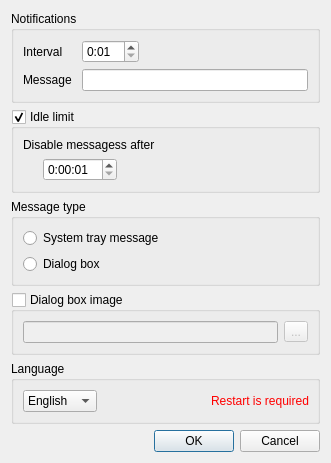
Before: the Qt Designer form restnotifier/settingsdialog.ui in swarmer/restnotifier, drawn with Qt 5.
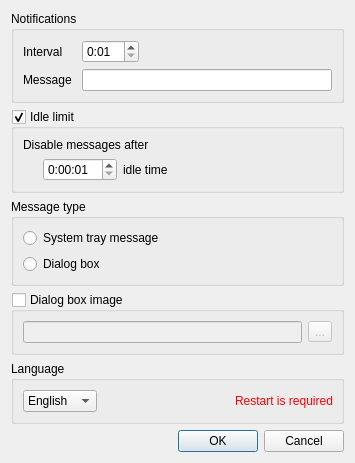
After: the same form once the commit is applied. Icons and pictures are not drawn.

What changed in the file:
```diff
--- a/restnotifier/settingsdialog.ui
+++ b/restnotifier/settingsdialog.ui
@@ -6,7 +6,7 @@
    <rect>
     <x>0</x>
     <y>0</y>
-    <width>331</width>
+    <width>355</width>
     <height>419</height>
    </rect>
   </property>
@@ -239,7 +239,7 @@
       <item row="0" column="0">
        <widget class="QLabel" name="label_3">
         <property name="text">
-         <string>Disable messagess after</string>
+         <string>Disable messages after</string>
         </property>
        </widget>
       </item>
@@ -291,6 +291,13 @@
           </property>
          </widget>
         </item>
+        <item>
+         <widget class="QLabel" name="label_4">
+          <property name="text">
+           <string>idle time</string>
+          </property>
+         </widget>
+        </item>
         <item>
          <spacer name="horizontalSpacer_2">
           <property name="orientation">
```
